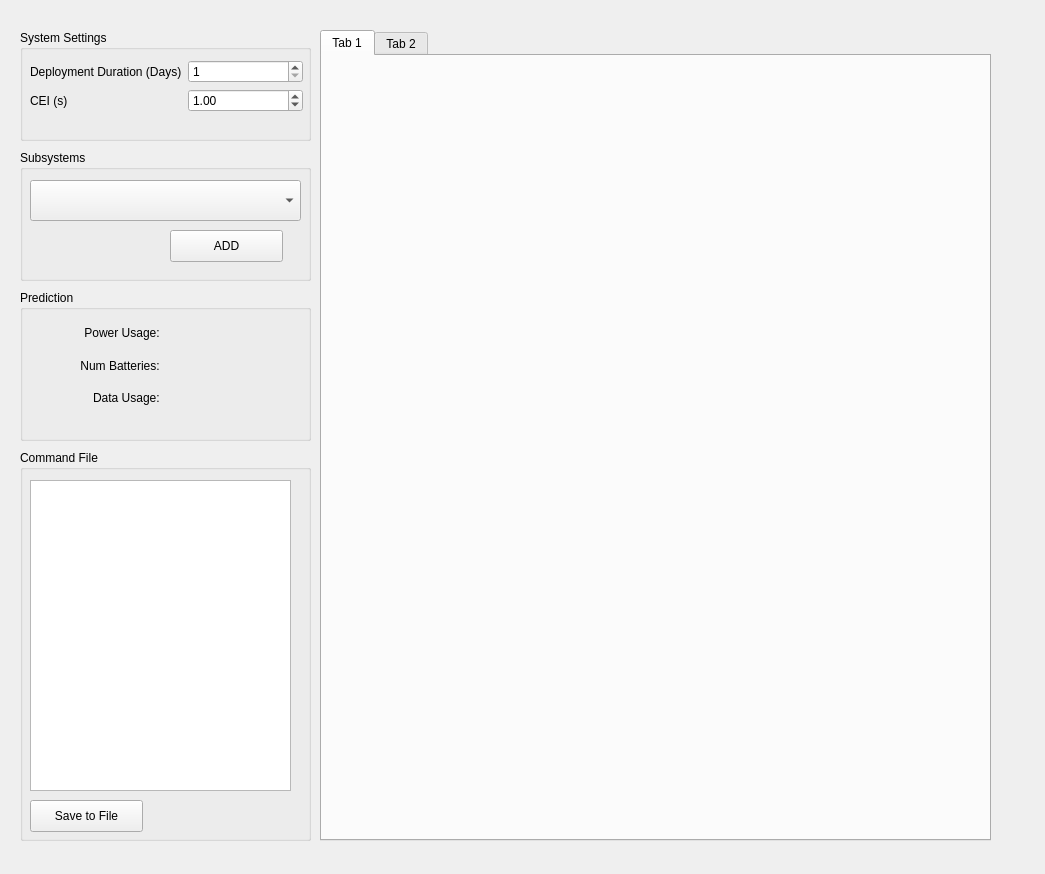
Qt form Frontend/qt/Predictor/predictor_view.ui (ricorx7/rti_python) before a commit.
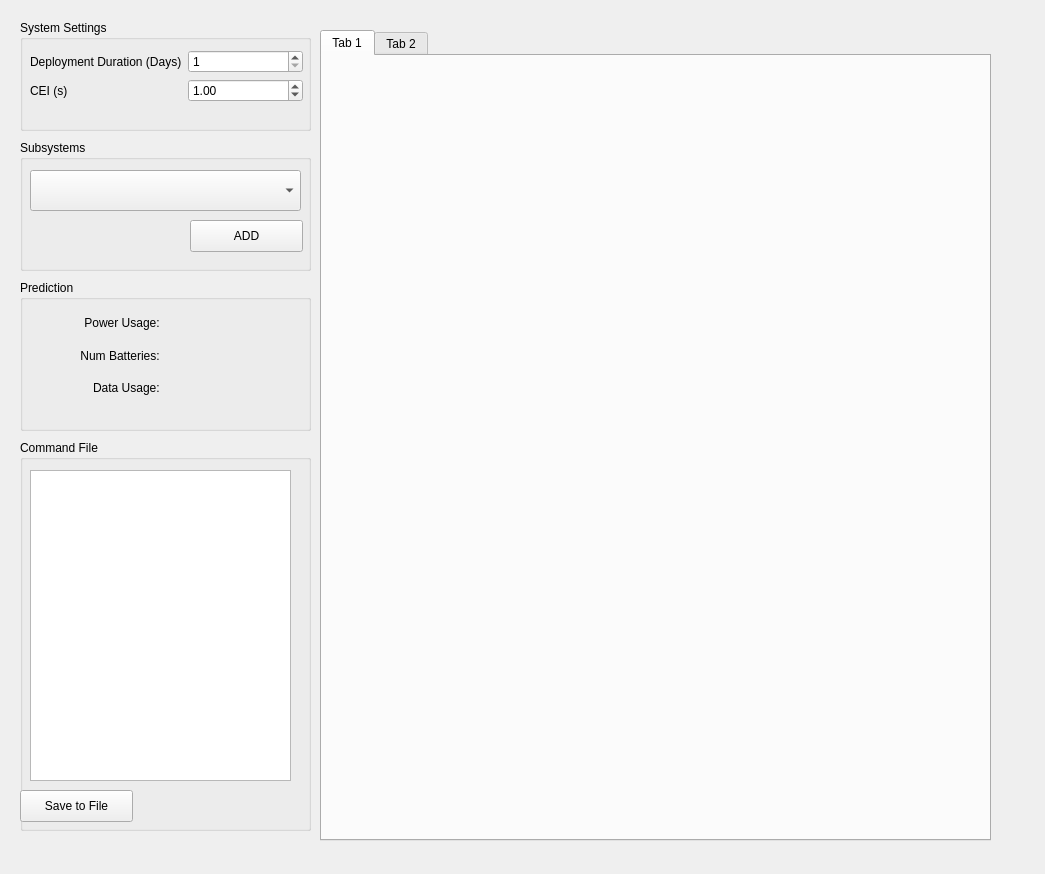
The same form after that commit.

Commit message: Fixed CED command in predictor Added a title to Predictor window

The edit to the form file:
```diff
--- a/Frontend/qt/Predictor/predictor_view.ui
+++ b/Frontend/qt/Predictor/predictor_view.ui
@@ -18,7 +18,7 @@
     <property name="geometry">
      <rect>
       <x>20</x>
-      <y>30</y>
+      <y>20</y>
       <width>291</width>
       <height>111</height>
      </rect>
@@ -77,7 +77,7 @@
     <property name="geometry">
      <rect>
       <x>20</x>
-      <y>150</y>
+      <y>140</y>
       <width>291</width>
       <height>131</height>
      </rect>
@@ -98,7 +98,7 @@
     <widget class="QPushButton" name="addSubsystemButton">
      <property name="geometry">
       <rect>
-       <x>150</x>
+       <x>170</x>
        <y>80</y>
        <width>113</width>
        <height>32</height>
@@ -139,7 +139,7 @@
     <property name="geometry">
      <rect>
       <x>20</x>
-      <y>290</y>
+      <y>280</y>
       <width>291</width>
       <height>151</height>
      </rect>
@@ -221,7 +221,7 @@
     <property name="geometry">
      <rect>
       <x>20</x>
-      <y>450</y>
+      <y>440</y>
       <width>291</width>
       <height>391</height>
      </rect>
@@ -242,7 +242,7 @@
     <widget class="QPushButton" name="saveCommandsButton">
      <property name="geometry">
       <rect>
-       <x>10</x>
+       <x>0</x>
        <y>350</y>
        <width>113</width>
        <height>32</height>
```
The commit also changes 7 other files.
